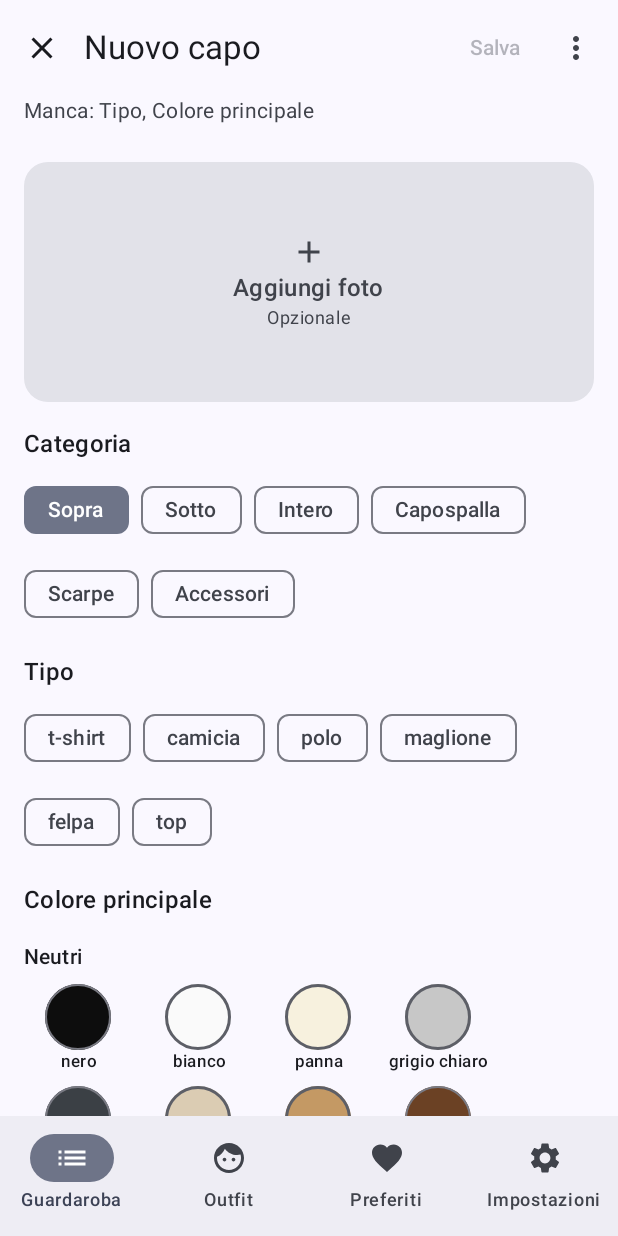
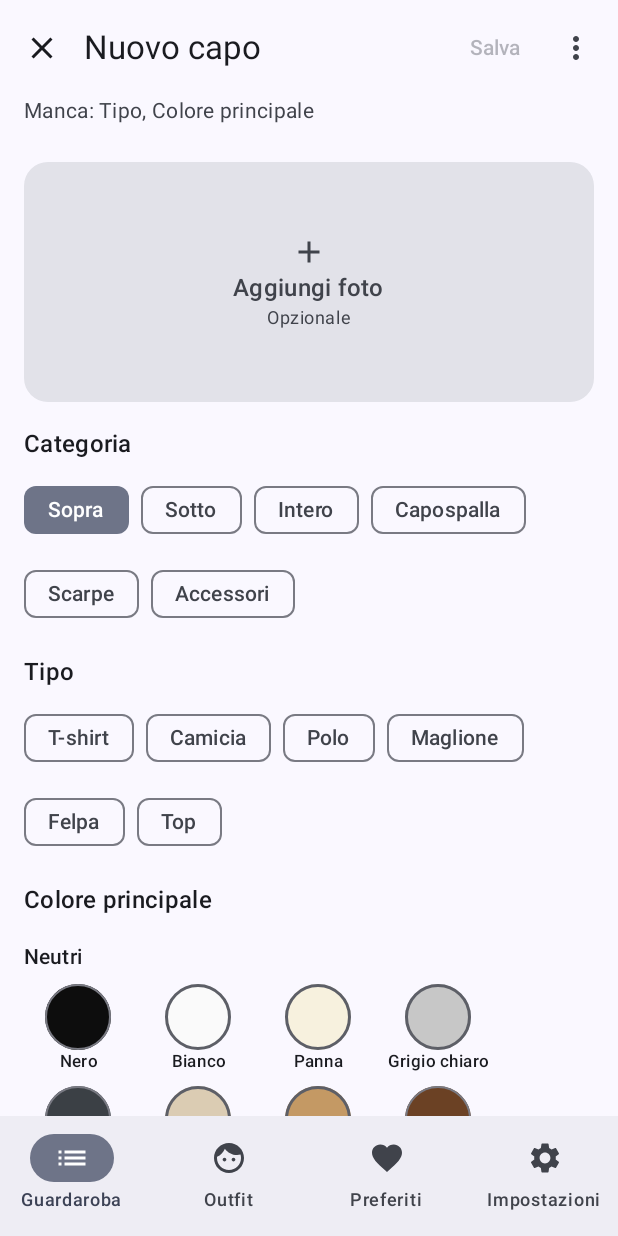
Before and after one commit to FriendlyButFire/guardaroba, an Android app built with Jetpack Compose: the screen it shows after launch (MainActivity), after a tap on "Sopra", on a phone screen of 412 x 824 dp. Run offline under Robolectric (Android 15) with nearby library versions, the phone set to English and light mode, and no system bars; our stand-ins replace Room's generated code; 2 other taps on this screen came first.

Commit message:
feat(guardaroba): polish loading, labels, photo and keyboard
- A progress indicator while the grid loads instead of a blank screen.
- Labels capitalised as in Outfit (Estivo, Tinta unita, T-shirt…), at
  the display layer only: enum names and the export stay as they are.
- Colour swatches sit in a selectable group, so TalkBack announces the
  selected one.
- The large photo in the scheda decodes at full resolution.
- The keyboard resizes the scheda instead of panning the window, so
  the top bar with Salva stays visible.
- ADR-0013 records the detail choices.

```diff
--- a/app/src/main/AndroidManifest.xml
+++ b/app/src/main/AndroidManifest.xml
@@ -12,7 +12,8 @@
         android:theme="@style/Theme.Guardaroba">
         <activity
             android:name=".MainActivity"
-            android:exported="true">
+            android:exported="true"
+            android:windowSoftInputMode="adjustResize">
             <intent-filter>
                 <action android:name="android.intent.action.MAIN" />
                 <category android:name="android.intent.category.LAUNCHER" />
--- a/app/src/main/java/com/guardaroba/ui/CapoForm.kt
+++ b/app/src/main/java/com/guardaroba/ui/CapoForm.kt
@@ -17,6 +17,10 @@ import androidx.compose.foundation.border
 import androidx.compose.foundation.layout.Arrangement
 import androidx.compose.foundation.layout.Box
 import androidx.compose.foundation.layout.Column
+import androidx.compose.foundation.layout.PaddingValues
+import androidx.compose.foundation.layout.consumeWindowInsets
+import androidx.compose.foundation.layout.imePadding
+import androidx.compose.foundation.layout.navigationBars
 import androidx.compose.foundation.layout.FlowRow
 import androidx.compose.foundation.layout.Row
 import androidx.compose.foundation.layout.Spacer
@@ -30,6 +34,7 @@ import androidx.compose.foundation.layout.size
 import androidx.compose.foundation.layout.width
 import androidx.compose.foundation.rememberScrollState
 import androidx.compose.foundation.selection.selectable
+import androidx.compose.foundation.selection.selectableGroup
 import androidx.compose.foundation.shape.CircleShape
 import androidx.compose.foundation.shape.RoundedCornerShape
 import androidx.compose.foundation.verticalScroll
@@ -208,7 +213,8 @@ fun CapoForm(
         } },
     ) { padding ->
         Column(
-            Modifier.fillMaxSize().padding(padding).verticalScroll(rememberScrollState()).padding(16.dp),
+            // La tastiera restringe la scheda (non sposta la finestra): la barra in alto resta, il campo scorre in vista.
+            Modifier.fillMaxSize().padding(padding).consumeWindowInsets(WindowInsets.navigationBars).imePadding().verticalScroll(rememberScrollState()).padding(16.dp),
             verticalArrangement = Arrangement.spacedBy(16.dp),
         ) {
             AreaFoto(
@@ -237,7 +243,7 @@ fun CapoForm(
             bozza.categoria?.let { scelta ->
                 Sezione("Tipo") {
                     scelta.tipi.forEach {
-                        FilterChip(selected = it == bozza.tipo, onClick = { bozza = bozza.copy(tipo = it) }, label = { Text(it) })
+                        FilterChip(selected = it == bozza.tipo, onClick = { bozza = bozza.copy(tipo = it) }, label = { Text(it.maiuscola()) })
                     }
                 }
             }
@@ -253,7 +259,8 @@ fun CapoForm(
                     onRimuovi = { bozza = bozza.copy(coloreSecondario = null); conSecondario = false },
                 ) { bozza = bozza.copy(coloreSecondario = it.takeIf { it != bozza.coloreSecondario }) }
             } else {
-                TextButton(onClick = { conSecondario = true }) {
+                // Senza il margine sinistro il testo si allinea ai titoli delle sezioni.
+                TextButton(onClick = { conSecondario = true }, contentPadding = PaddingValues(end = 12.dp)) {
                     Icon(Icons.Filled.Add, contentDescription = null, Modifier.size(ButtonDefaults.IconSize))
                     Spacer(Modifier.width(ButtonDefaults.IconSpacing))
                     Text("Aggiungi colore secondario")
@@ -262,12 +269,12 @@ fun CapoForm(
 
             Sezione("Motivo") {
                 Motivo.entries.forEach {
-                    FilterChip(selected = it == bozza.motivo, onClick = { bozza = bozza.copy(motivo = it) }, label = { Text(it.nome) })
+                    FilterChip(selected = it == bozza.motivo, onClick = { bozza = bozza.copy(motivo = it) }, label = { Text(it.nome.maiuscola()) })
                 }
             }
             Sezione("Stagione") {
                 Stagione.entries.forEach {
-                    FilterChip(selected = it == bozza.stagione, onClick = { bozza = bozza.copy(stagione = it) }, label = { Text(it.nome) })
+                    FilterChip(selected = it == bozza.stagione, onClick = { bozza = bozza.copy(stagione = it) }, label = { Text(it.nome.maiuscola()) })
                 }
             }
 
@@ -327,7 +334,7 @@ private fun AreaFoto(
         ) {
             when {
                 inCompressione -> CircularProgressIndicator()
-                percorso != null -> FotoCapo(percorso, Modifier.matchParentSize())
+                percorso != null -> FotoCapo(percorso, Modifier.matchParentSize(), intera = true)
                 else -> Column(horizontalAlignment = Alignment.CenterHorizontally) {
                     Icon(Icons.Filled.Add, contentDescription = null, tint = MaterialTheme.colorScheme.onSurfaceVariant)
                     Text("Aggiungi foto", style = MaterialTheme.typography.titleMedium, color = MaterialTheme.colorScheme.onSurfaceVariant)
@@ -352,6 +359,7 @@ internal fun Sezione(
     Column(verticalArrangement = Arrangement.spacedBy(8.dp)) {
         Text(titolo, style = stile)
         FlowRow(
+            Modifier.selectableGroup(), // una scelta per gruppo: TalkBack dice "selezionato" e la posizione
             horizontalArrangement = Arrangement.spacedBy(8.dp),
             verticalArrangement = Arrangement.spacedBy(8.dp),
         ) { voci() }
@@ -387,6 +395,6 @@ private fun CampioneColore(colore: Colore, selezionato: Boolean, onClick: () ->
         ) {
             if (selezionato) Icon(Icons.Filled.Check, contentDescription = null, tint = colore.testoSopra())
         }
-        Text(colore.nome, style = MaterialTheme.typography.labelSmall, textAlign = TextAlign.Center)
+        Text(colore.nome.maiuscola(), style = MaterialTheme.typography.labelSmall, textAlign = TextAlign.Center)
     }
 }
--- a/app/src/main/java/com/guardaroba/ui/GuardarobaScreen.kt
+++ b/app/src/main/java/com/guardaroba/ui/GuardarobaScreen.kt
@@ -32,6 +32,7 @@ import androidx.compose.material.icons.filled.Close
 import androidx.compose.material3.AlertDialog
 import androidx.compose.material3.AssistChip
 import androidx.compose.material3.Button
+import androidx.compose.material3.CircularProgressIndicator
 import androidx.compose.material3.ExperimentalMaterial3Api
 import androidx.compose.material3.FilterChip
 import androidx.compose.material3.FloatingActionButton
@@ -99,6 +100,9 @@ fun Colore.bordo(): BorderStroke {
 /** Testo leggibile sopra il campione. */
 fun Colore.testoSopra(): Color = if (l > 55) Color.Black else Color.White
 
+/** Le etichette cominciano con la maiuscola; i nomi del Motore ("estivo", "rosso", "t-shirt") sono minuscoli e restano così nei dati. */
+fun String.maiuscola() = replaceFirstChar { it.uppercase() }
+
 private const val NUOVO = 0L // l'id di un Capo non ancora salvato
 
 @Composable
@@ -164,7 +168,11 @@ fun GuardarobaScreen(
             }
         },
     ) { padding ->
-        val lista = capi ?: return@Scaffold // ancora in caricamento: niente stato vuoto a sproposito
+        val lista = capi ?: run {
+            // Ancora in caricamento: un indicatore, non lo stato vuoto a sproposito né uno schermo bianco.
+            Box(Modifier.fillMaxSize().padding(padding), contentAlignment = Alignment.Center) { CircularProgressIndicator() }
+            return@Scaffold
+        }
         if (lista.isEmpty()) {
             Box(Modifier.fillMaxSize().padding(padding).padding(32.dp), contentAlignment = Alignment.Center) {
                 Text("Il Guardaroba è vuoto.\nPremi + per aggiungere un capo.", textAlign = TextAlign.Center)
@@ -227,8 +235,8 @@ private fun FiltriAttivi(filtro: Filtro, onApri: () -> Unit, onCambia: (Filtro)
             trailingIcon = { Icon(Icons.Filled.ArrowDropDown, contentDescription = null) },
         )
         filtro.categoria?.let { FiltroAttivo(it.nome) { onCambia(filtro.copy(categoria = null)) } }
-        filtro.stagione?.let { FiltroAttivo(it.nome) { onCambia(filtro.copy(stagione = null)) } }
-        filtro.colore?.let(::colore)?.let { FiltroAttivo(it.nome, it) { onCambia(filtro.copy(colore = null)) } }
+        filtro.stagione?.let { FiltroAttivo(it.nome.maiuscola()) { onCambia(filtro.copy(stagione = null)) } }
+        filtro.colore?.let(::colore)?.let { FiltroAttivo(it.nome.maiuscola(), it) { onCambia(filtro.copy(colore = null)) } }
         if (listOfNotNull(filtro.categoria, filtro.stagione, filtro.colore).size > 1) {
             TextButton(onClick = { onCambia(Filtro()) }) { Text("Azzera") }
         }
@@ -277,7 +285,7 @@ private fun PannelloFiltri(filtro: Filtro, quanti: Int, onCambia: (Filtro) -> Un
                     FilterChip(
                         selected = it == filtro.stagione,
                         onClick = { onCambia(filtro.copy(stagione = it.takeIf { it != filtro.stagione })) },
-                        label = { Text(it.nome) },
+                        label = { Text(it.nome.maiuscola()) },
                     )
                 }
             }
@@ -286,7 +294,7 @@ private fun PannelloFiltri(filtro: Filtro, quanti: Int, onCambia: (Filtro) -> Un
                     FilterChip(
                         selected = it.id == filtro.colore,
                         onClick = { onCambia(filtro.copy(colore = it.id.takeIf { it != filtro.colore })) },
-                        label = { Text(it.nome) },
+                        label = { Text(it.nome.maiuscola()) },
                         leadingIcon = { PuntoColore(it) },
                     )
                 }
@@ -344,7 +352,7 @@ fun RiquadroCapo(capo: Capo, modifier: Modifier = Modifier) {
     ) {
         Column(Modifier.fillMaxSize()) {
             Box(Modifier.fillMaxWidth().weight(1f), contentAlignment = Alignment.Center) {
-                Text(capo.tipo, color = principale.testoSopra(), style = MaterialTheme.typography.labelLarge)
+                Text(capo.tipo.maiuscola(), color = principale.testoSopra(), style = MaterialTheme.typography.labelLarge)
             }
             // Il Colore secondario come fascia in basso nel riquadro.
             capo.coloreSecondario?.let { Box(Modifier.fillMaxWidth().weight(0.3f).background(colore(it).campione())) }
@@ -353,13 +361,13 @@ fun RiquadroCapo(capo: Capo, modifier: Modifier = Modifier) {
     }
 }
 
-/** La foto [nome] di [Foto], ritagliata a riempire [modifier]; niente finché non è caricata o se il file manca. */
+/** La foto [nome] di [Foto], ritagliata a riempire [modifier]; niente finché non è caricata o se il file manca. [intera] per la foto grande della scheda. */
 @Composable
-fun FotoCapo(nome: String, modifier: Modifier = Modifier) {
+fun FotoCapo(nome: String, modifier: Modifier = Modifier, intera: Boolean = false) {
     val context = LocalContext.current
     val immagine by produceState<ImageBitmap?>(null, nome) {
-        // Metà risoluzione (360 px) basta per una miniatura e dimezza la memoria della griglia.
-        val opzioni = BitmapFactory.Options().apply { inSampleSize = 2 }
+        // Nelle miniature basta metà risoluzione (360 px): dimezza la memoria della griglia.
+        val opzioni = BitmapFactory.Options().apply { inSampleSize = if (intera) 1 else 2 }
         value = withContext(Dispatchers.IO) { BitmapFactory.decodeFile(Foto(context).file(nome).path, opzioni)?.asImageBitmap() }
     }
     immagine?.let { Image(it, contentDescription = null, modifier = modifier, contentScale = ContentScale.Crop) }
--- a/app/src/main/java/com/guardaroba/ui/OutfitScreen.kt
+++ b/app/src/main/java/com/guardaroba/ui/OutfitScreen.kt
@@ -198,9 +198,6 @@ private fun descrizione(capo: Capo): String =
     "${capo.categoria.nome}: ${capo.tipo}, " + listOfNotNull(capo.colorePrincipale, capo.coloreSecondario).joinToString(" e ") { colore(it).nome } +
         (if (capo.motivo != Motivo.TINTA_UNITA) ", a ${capo.motivo.nome}" else "")
 
-/** Le etichette cominciano con la maiuscola; i nomi del Motore ("estivo", "rosso", "analoghi") sono minuscoli. */
-private fun String.maiuscola() = replaceFirstChar { it.uppercase() }
-
 /** I Colori della Palette che starebbero bene col Capo di partenza, raggruppati per regola; chiusi finché non si aprono. */
 @Composable
 private fun ColoriConsigliati(consigliati: List<Consiglio>) {
```
Also changed, not shown: 1 other file.
